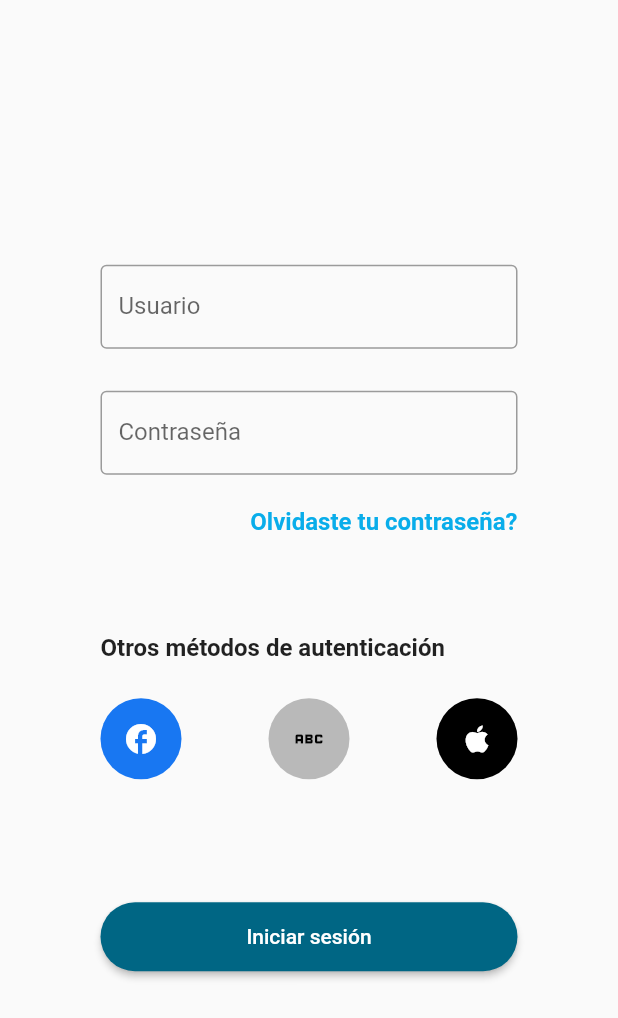
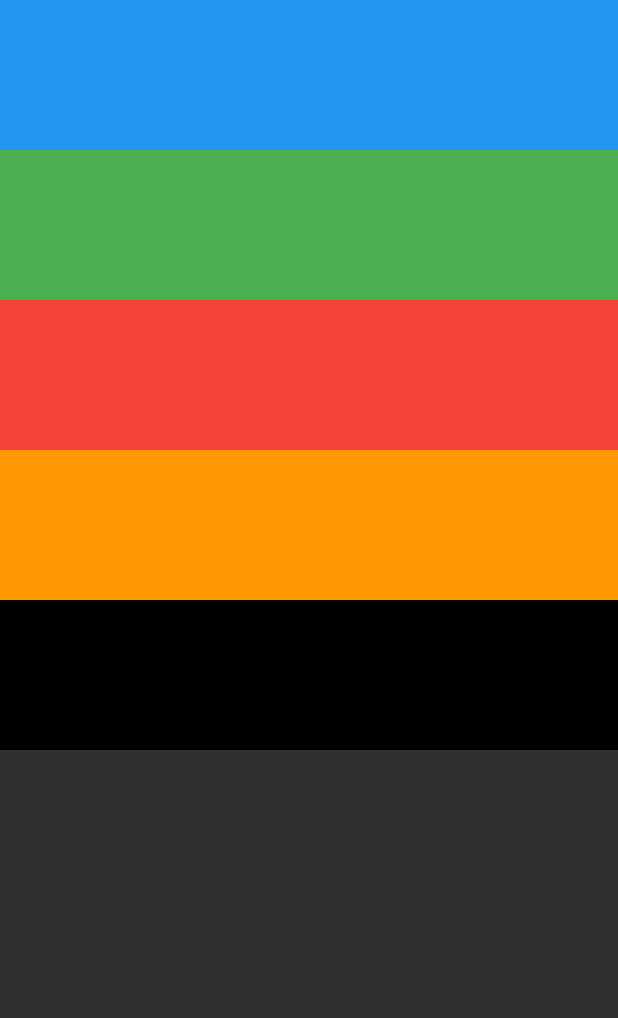
Before and after one commit to Acurame/cuervo_app, a Flutter app: the screen it shows after launch, after a tap on the "facebook" icon, on a phone screen of 412 x 824 dp. Shown: the top 1018 px of the screen. Run offline on Flutter 3.47's test engine with Material 2 defaults, Android fonts, the phone set to English and light mode, and no system bars.

Commit message:
no se donde voy XD

```diff
--- /dev/null
+++ b/lib/column.dart
@@ -0,0 +1,35 @@
+import 'package:flutter/material.dart';
+
+class ColumnScreen extends StatelessWidget {
+  const ColumnScreen({Key? key}) : super(key: key);
+
+  @override
+  Widget build(BuildContext context) {
+    return Scaffold(
+      body: Column(
+        children: [
+          Container(
+            color: Colors.blue,
+            height: 100.0,
+          ),
+          Container(
+            color: Colors.green,
+            height: 100.0,
+          ),
+          Container(
+            color: Colors.red,
+            height: 100.0,
+          ),
+          Container(
+            color: Colors.orange,
+            height: 100.0,
+          ),
+          Container(
+            color: Colors.black,
+            height: 100.0,
+          ),
+        ],
+      ),
+    );
+  }
+}
--- /dev/null
+++ b/lib/home.dart
@@ -0,0 +1,17 @@
+import 'package:flutter/material.dart';
+
+class Home extends StatelessWidget {
+  const Home({Key? key}) : super(key: key);
+
+  @override
+  Widget build(BuildContext context) {
+    return Scaffold(
+      appBar: AppBar(
+        title: const Text("Colocho Store"),
+      ),
+      body: const Center(
+        child: Text("Hola Mundo"),
+      ),
+    );
+  }
+}
--- a/lib/login.dart
+++ b/lib/login.dart
@@ -1,13 +1,15 @@
+import 'package:cuervo_app/column.dart';
+import 'package:cuervo_app/home.dart';
 import 'package:flutter/material.dart';
 
-class LoginScreen extends StatefulWidget {
-  const LoginScreen({Key? key}) : super(key: key);
+class Loginscreen extends StatefulWidget {
+  const Loginscreen({Key? key}) : super(key: key);
 
   @override
-  State<LoginScreen> createState() => _LoginScreenState();
+  State<Loginscreen> createState() => _LoginscreenState();
 }
 
-class _LoginScreenState extends State<LoginScreen> {
+class _LoginscreenState extends State<Loginscreen> {
   @override
   Widget build(BuildContext context) {
     return Scaffold(
@@ -19,30 +21,30 @@ class _LoginScreenState extends State<LoginScreen> {
             Column(
               mainAxisAlignment: MainAxisAlignment.center,
               crossAxisAlignment: CrossAxisAlignment.end,
-              children: [
-                Container(
+              children: const [
+                SizedBox(
                   width: 278,
                   height: 56,
-                  child: const TextField(
+                  child: TextField(
                     decoration: InputDecoration(
                       labelText: "Usuario",
                       border: OutlineInputBorder(),
                     ),
                   ),
                 ),
-                const SizedBox(height: 28),
-                Container(
+                SizedBox(height: 28),
+                SizedBox(
                   width: 278,
                   height: 56,
-                  child: const TextField(
+                  child: TextField(
                     decoration: InputDecoration(
                       labelText: "Contraseña",
                       border: OutlineInputBorder(),
                     ),
                   ),
                 ),
-                const SizedBox(height: 22),
-                const Text(
+                SizedBox(height: 22),
+                Text(
                   "Olvidaste tu contraseña?",
                   style: TextStyle(
                     color: Color(0xFF09ADEA),
@@ -56,9 +58,9 @@ class _LoginScreenState extends State<LoginScreen> {
             Column(
               crossAxisAlignment: CrossAxisAlignment.start,
               children: [
-                Text(
+                const Text(
                   "Otros métodos de autenticación",
-                  style: const TextStyle(
+                  style: TextStyle(
                     fontSize: 16.0,
                     fontWeight: FontWeight.w600,
                   ),
@@ -66,7 +68,7 @@ class _LoginScreenState extends State<LoginScreen> {
                 const SizedBox(
                   height: 24,
                 ),
-                Container(
+                SizedBox(
                   width: 278.0,
                   child: Row(
                     mainAxisAlignment: MainAxisAlignment.spaceBetween,
@@ -77,24 +79,44 @@ class _LoginScreenState extends State<LoginScreen> {
                         decoration: const ShapeDecoration(
                           color: Color(0xFF1877F2),
                           shape: CircleBorder(),
+                          shadows: [
+                            BoxShadow(
+                              color: Colors.black26,
+                              offset: Offset(0, 2),
+                              blurRadius: 3.0,
+                            ),
+                          ],
                         ),
                         child: IconButton(
                           padding: const EdgeInsets.all(6.0),
                           icon: const Icon(Icons.facebook),
                           color: Colors.white,
-                          onPressed: () {},
+                          onPressed: () {
+                            Navigator.push(
+                        context,
+                        MaterialPageRoute(builder: (context) => const ColumnScreen()),
+                      );
+                          },
                         ),
                       ),
                       Ink(
                         width: 54.0,
                         height: 54.0,
                         decoration: const ShapeDecoration(
-                          color: Colors.black26,
-                          shape: CircleBorder(),
-                        ),
+                            color: Colors.white,
+                            shape: CircleBorder(),
+                            shadows: [
+                              BoxShadow(
+                                  color: Colors.black26,
+                                  offset: Offset(0, 2),
+                                  blurRadius: 3.0),
+                            ]),
                         child: IconButton(
                           padding: const EdgeInsets.all(6.0),
-                          icon: const Icon(Icons.abc),
+                          icon: const Image(
+                            image: AssetImage(
+                                'assets/images/icons/google_logo.png'),
+                          ),
                           color: Colors.black,
                           onPressed: () {},
                         ),
@@ -105,6 +127,13 @@ class _LoginScreenState extends State<LoginScreen> {
                         decoration: const ShapeDecoration(
                           color: Colors.black,
                           shape: CircleBorder(),
+                          shadows: [
+                            BoxShadow(
+                              color: Colors.black26,
+                              offset: Offset(0, 2),
+                              blurRadius: 3.0,
+                            ),
+                          ],
                         ),
                         child: IconButton(
                           padding: const EdgeInsets.all(6.0),
@@ -132,7 +161,12 @@ class _LoginScreenState extends State<LoginScreen> {
                                 RoundedRectangleBorder(
                           borderRadius: BorderRadius.circular(92.0),
                         ))),
-                    onPressed: () {},
+                    onPressed: () {
+                      Navigator.push(
+                        context,
+                        MaterialPageRoute(builder: (context) => const Home()),
+                      );
+                    },
                     child: const Text('Iniciar sesión'),
                   ),
                 ),
--- a/lib/main.dart
+++ b/lib/main.dart
@@ -13,13 +13,14 @@ class MyApp extends StatelessWidget {
   Widget build(BuildContext context) {
     return MaterialApp(
       debugShowCheckedModeBanner: false,
-      title: 'Titulo',
+      title: 'Flutter Demo',
       theme: ThemeData(
+
         primarySwatch: Colors.blue,
-        brightness: Brightness.light,
-        appBarTheme: const AppBarTheme(backgroundColor: Colors.black),
+        brightness: Brightness.dark,
+        appBarTheme: const AppBarTheme(backgroundColor: Colors.black)
       ),
-      home: const LoginScreen(),
+      home: const Loginscreen(),
     );
   }
 }
--- a/pubspec.yaml
+++ b/pubspec.yaml
@@ -59,7 +59,8 @@ flutter:
   uses-material-design: true
 
   # To add assets to your application, add an assets section, like this:
-  # assets:
+  assets:
+    - assets/images/icons/
   #   - images/a_dot_burr.jpeg
   #   - images/a_dot_ham.jpeg
 
```
Also changed, not shown: assets/images/icons/Google_Logo.png (added).
